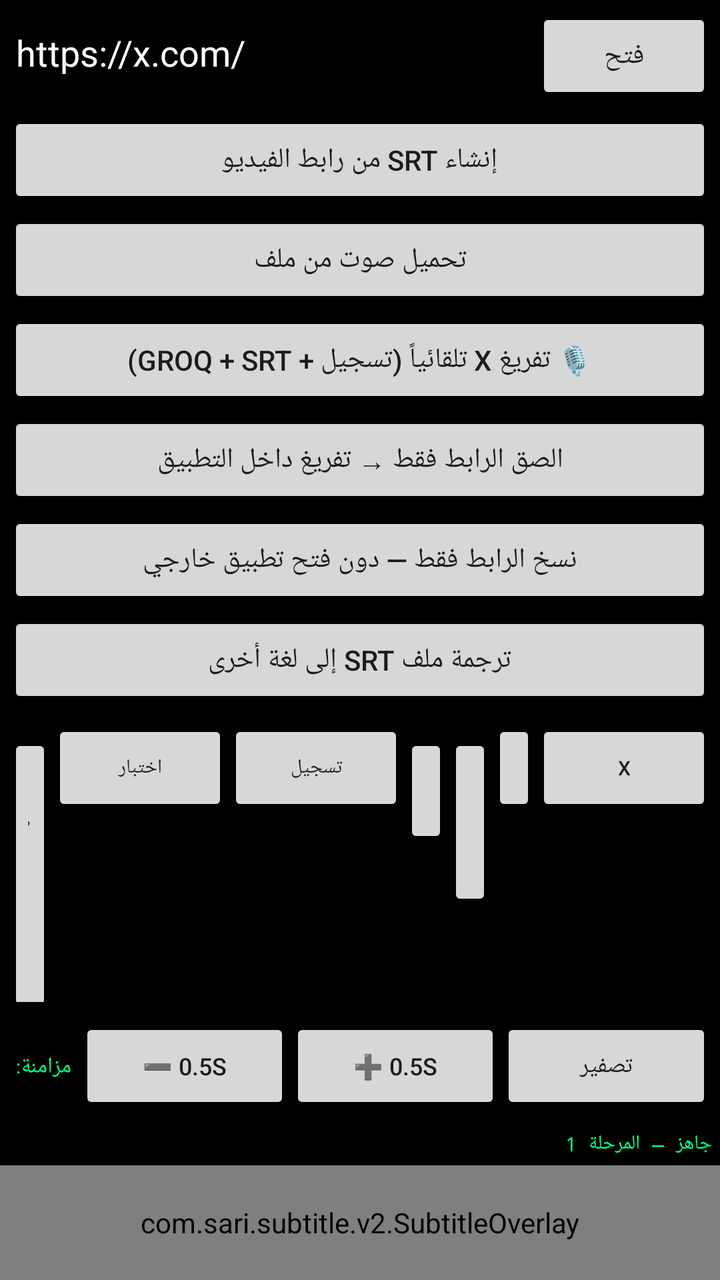
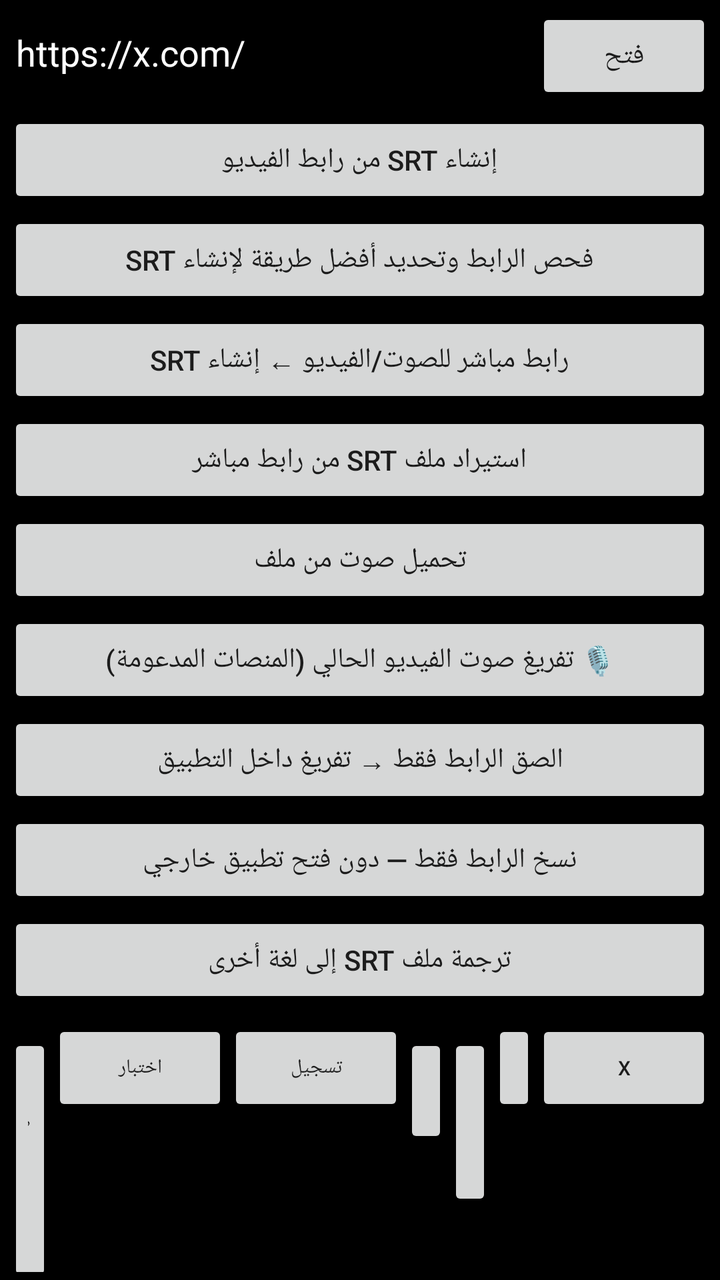

Compare the two renders of this Android layout. The source of the first and the diff that turns it into the second are given below.
<!-- AndroidManifest.xml: application theme Theme.SariSubtitle -->
<!-- res/layout/activity_main.xml -->
<?xml version="1.0" encoding="utf-8"?>
<LinearLayout xmlns:android="http://schemas.android.com/apk/res/android"
    android:layout_width="match_parent"
    android:layout_height="match_parent"
    android:orientation="vertical"
    android:background="@android:color/black">

    <LinearLayout
        android:layout_width="match_parent"
        android:layout_height="wrap_content"
        android:orientation="horizontal"
        android:padding="4dp">

        <EditText
            android:id="@+id/urlInput"
            android:layout_width="0dp"
            android:layout_height="wrap_content"
            android:layout_weight="1"
            android:hint="@string/hint_url"
            android:inputType="textUri"
            android:singleLine="true"
            android:textColor="@android:color/white"
            android:textColorHint="#888888"
            android:text="https://x.com/" />

        <Button
            android:id="@+id/loadButton"
            android:layout_width="wrap_content"
            android:layout_height="wrap_content"
            android:text="@string/btn_load" />
    </LinearLayout>

    
    <Button
        android:id="@+id/generateSrtFromLinkButton"
        android:layout_width="match_parent"
        android:layout_height="wrap_content"
        android:layout_marginStart="4dp"
        android:layout_marginEnd="4dp"
        android:layout_marginBottom="2dp"
        android:text="إنشاء SRT من رابط الفيديو" />

    <Button
        android:id="@+id/transcribeAudioButton"
        android:layout_width="match_parent"
        android:layout_height="wrap_content"
        android:layout_marginStart="4dp"
        android:layout_marginEnd="4dp"
        android:layout_marginBottom="2dp"
        android:text="تحميل صوت من ملف" />

    <Button
        android:id="@+id/transcribeXAutoButton"
        android:layout_width="match_parent"
        android:layout_height="wrap_content"
        android:layout_marginStart="4dp"
        android:layout_marginEnd="4dp"
        android:layout_marginBottom="2dp"
        android:text="🎙️ تفريغ X تلقائياً (تسجيل + Groq + SRT)" />

    <Button
        android:id="@+id/recordButton"
        android:layout_width="wrap_content"
        android:layout_height="wrap_content"
        android:visibility="gone"
        android:text="تسجيل" />

    <Button
        android:id="@+id/pasteLinkTranscribeButton"
        android:layout_width="match_parent"
        android:layout_height="wrap_content"
        android:layout_marginStart="4dp"
        android:layout_marginEnd="4dp"
        android:layout_marginBottom="2dp"
        android:text="الصق الرابط فقط → تفريغ داخل التطبيق" />

    <Button
        android:id="@+id/copyLinkOnlyButton"
        android:layout_width="match_parent"
        android:layout_height="wrap_content"
        android:layout_marginStart="4dp"
        android:layout_marginEnd="4dp"
        android:layout_marginBottom="2dp"
        android:text="نسخ الرابط فقط — دون فتح تطبيق خارجي" />

    <Button
        android:id="@+id/translateSrtButton"
        android:layout_width="match_parent"
        android:layout_height="wrap_content"
        android:layout_marginStart="4dp"
        android:layout_marginEnd="4dp"
        android:layout_marginBottom="2dp"
        android:text="ترجمة ملف SRT إلى لغة أخرى" />

    
    <LinearLayout
        android:layout_width="match_parent"
        android:layout_height="wrap_content"
        android:orientation="horizontal"
        android:padding="4dp">

        <Button
            android:id="@+id/checkTimeButton"
            android:layout_width="0dp"
            android:layout_height="wrap_content"
            android:layout_weight="1"
            android:textSize="10sp"
            android:text="@string/btn_check_time" />

        <Button
            android:id="@+id/testCaptureButton"
            android:layout_width="wrap_content"
            android:layout_height="wrap_content"
            android:text="اختبار"
            android:textSize="10sp" />

        <Button
            android:id="@+id/recordButton"
            android:layout_width="wrap_content"
            android:layout_height="wrap_content"
            android:text="تسجيل"
            android:textSize="10sp" />

        <Button
            android:id="@+id/loadSrtButton"
            android:layout_width="0dp"
            android:layout_height="wrap_content"
            android:layout_weight="1"
            android:textSize="10sp"
            android:text="SRT" />

        <Button
            android:id="@+id/toggleOverlayButton"
            android:layout_width="0dp"
            android:layout_height="wrap_content"
            android:layout_weight="1"
            android:textSize="10sp"
            android:text="ترجمة" />

        <Button
            android:id="@+id/settingsButton"
            android:layout_width="0dp"
            android:layout_height="wrap_content"
            android:layout_weight="1"
            android:textSize="10sp"
            android:text="⚙️" />

        <Button
            android:id="@+id/reloadXButton"
            android:layout_width="wrap_content"
            android:layout_height="wrap_content"
            android:textSize="10sp"
            android:text="@string/btn_reload_x" />
    </LinearLayout>

    
    <LinearLayout
        android:layout_width="match_parent"
        android:layout_height="wrap_content"
        android:orientation="horizontal"
        android:padding="4dp">

        <TextView
            android:layout_width="wrap_content"
            android:layout_height="wrap_content"
            android:text="مزامنة:"
            android:textColor="#00FF88"
            android:textSize="11sp"
            android:paddingEnd="4dp"
            android:paddingStart="4dp"
            android:gravity="center_vertical" />

        <Button
            android:id="@+id/offsetMinusButton"
            android:layout_width="0dp"
            android:layout_height="wrap_content"
            android:layout_weight="1"
            android:textSize="12sp"
            android:text="➖ 0.5s" />

        <Button
            android:id="@+id/offsetPlusButton"
            android:layout_width="0dp"
            android:layout_height="wrap_content"
            android:layout_weight="1"
            android:textSize="12sp"
            android:text="➕ 0.5s" />

        <Button
            android:id="@+id/offsetResetButton"
            android:layout_width="0dp"
            android:layout_height="wrap_content"
            android:layout_weight="1"
            android:textSize="12sp"
            android:text="تصفير" />

    </LinearLayout>

    <TextView
        android:id="@+id/statusText"
        android:layout_width="match_parent"
        android:layout_height="wrap_content"
        android:padding="4dp"
        android:fontFamily="monospace"
        android:textSize="10sp"
        android:textColor="#00FF88"
        android:maxLines="6"
        android:text="@string/status_ready" />

    <FrameLayout
        android:id="@+id/webContainer"
        android:layout_width="match_parent"
        android:layout_height="0dp"
        android:layout_weight="1">

        <WebView
            android:id="@+id/webView"
            android:layout_width="match_parent"
            android:layout_height="match_parent" />

        <com.sari.subtitle.v2.SubtitleOverlay
            android:id="@+id/subtitleOverlay"
            android:layout_width="match_parent"
            android:layout_height="match_parent" />

    </FrameLayout>

</LinearLayout>
<!-- resources referenced by this layout -->
<resources>
  <string name="btn_check_time">فحص الوقت</string>
  <string name="btn_load">فتح</string>
  <string name="btn_reload_x">X</string>
  <string name="hint_url">ألصق رابط X أو أي رابط</string>
  <string name="status_ready">جاهز — المرحلة 1</string>
  <style name="Theme.SariSubtitle" parent="Theme.AppCompat.DayNight.NoActionBar">
          <item name="android:windowBackground">@android:color/black</item>
          <item name="android:statusBarColor">@android:color/black</item>
          <item name="android:navigationBarColor">@android:color/black</item>
      </style>
</resources>

<!-- the commit's change to res/layout/activity_main.xml (unified diff, before → after) -->
@@ -41,6 +41,33 @@
         android:text="إنشاء SRT من رابط الفيديو" />
 
     <Button
+        android:id="@+id/analyzeLinkButton"
+        android:layout_width="match_parent"
+        android:layout_height="wrap_content"
+        android:layout_marginStart="4dp"
+        android:layout_marginEnd="4dp"
+        android:layout_marginBottom="2dp"
+        android:text="فحص الرابط وتحديد أفضل طريقة لإنشاء SRT" />
+
+    <Button
+        android:id="@+id/transcribeDirectMediaUrlButton"
+        android:layout_width="match_parent"
+        android:layout_height="wrap_content"
+        android:layout_marginStart="4dp"
+        android:layout_marginEnd="4dp"
+        android:layout_marginBottom="2dp"
+        android:text="رابط مباشر للصوت/الفيديو ← إنشاء SRT" />
+
+    <Button
+        android:id="@+id/importSrtFromUrlButton"
+        android:layout_width="match_parent"
+        android:layout_height="wrap_content"
+        android:layout_marginStart="4dp"
+        android:layout_marginEnd="4dp"
+        android:layout_marginBottom="2dp"
+        android:text="استيراد ملف SRT من رابط مباشر" />
+
+    <Button
         android:id="@+id/transcribeAudioButton"
         android:layout_width="match_parent"
         android:layout_height="wrap_content"
@@ -56,14 +83,7 @@
         android:layout_marginStart="4dp"
         android:layout_marginEnd="4dp"
         android:layout_marginBottom="2dp"
-        android:text="🎙️ تفريغ X تلقائياً (تسجيل + Groq + SRT)" />
-
-    <Button
-        android:id="@+id/recordButton"
-        android:layout_width="wrap_content"
-        android:layout_height="wrap_content"
-        android:visibility="gone"
-        android:text="تسجيل" />
+        android:text="🎙️ تفريغ صوت الفيديو الحالي (المنصات المدعومة)" />
 
     <Button
         android:id="@+id/pasteLinkTranscribeButton"
